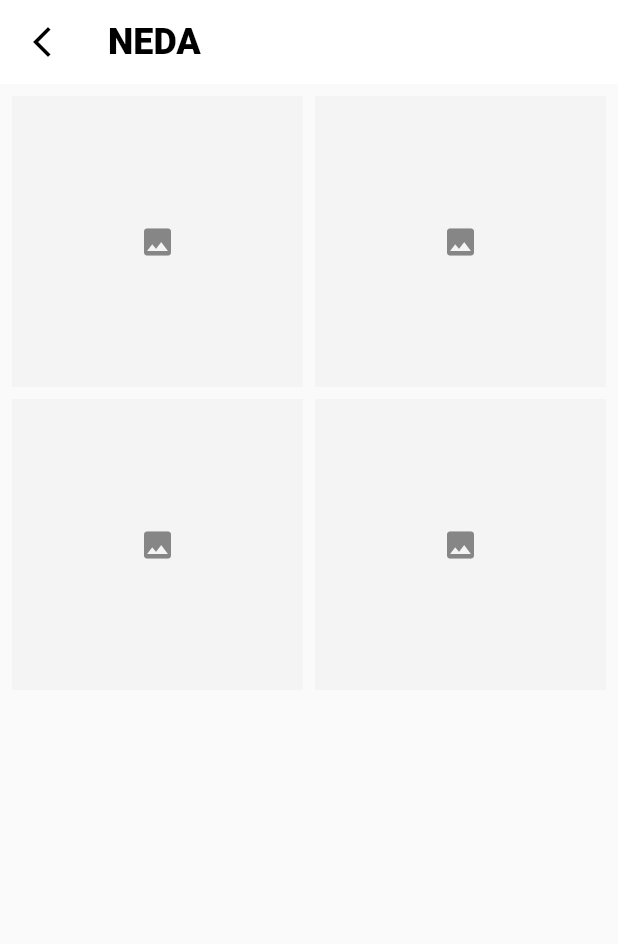
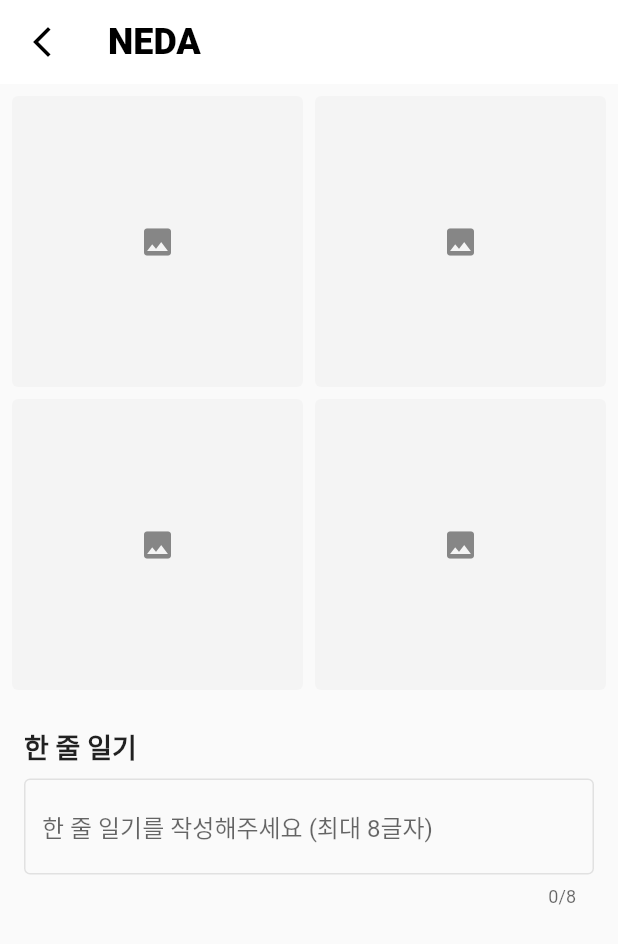
Before and after one commit to KidKim826/Flutter_Study, a Flutter app: the WriteScreen screen opened by its route, after a tap on the "image" icon, on a phone screen of 412 x 824 dp. Shown: the top 944 px of the screen. Run offline on Flutter 3.47's test engine with Material 3 defaults, Android fonts, the phone set to English and light mode, and no system bars; our stand-ins replace google_fonts, image_picker.

Commit message:
create selectImg  & input title form field

```diff
--- a/lib/main.dart
+++ b/lib/main.dart
@@ -1,6 +1,10 @@
+import 'dart:io';
+
 import 'package:flutter/material.dart';
 import 'package:google_fonts/google_fonts.dart';
 import 'dart:math' as math;
+
+import 'package:image_picker/image_picker.dart';
 void main() {
   runApp(const MyApp());
 }
@@ -172,6 +176,28 @@ class WriteScreen extends StatefulWidget {
 }
 
 class _WriteScreenState extends State<WriteScreen> {
+
+  // late 키워드 -> 초기화 필요.
+  late ValueNotifier<dynamic> selectedImgTopLeft;
+  late ValueNotifier<dynamic> selectedImgTopRight;
+  late ValueNotifier<dynamic> selectedImgBottomLeft;
+  late ValueNotifier<dynamic> selectedImgBottomRight;
+
+  // text field 변수
+  TextEditingController inputTitleController = TextEditingController();
+  final formKey = GlobalKey<FormState>(); //입력 필드 겁증용 key
+
+  // 초기화
+  @override
+  void initState() {
+    selectedImgBottomRight = ValueNotifier(null);
+    selectedImgBottomLeft = ValueNotifier(null);
+    selectedImgTopRight = ValueNotifier(null);
+    selectedImgTopLeft = ValueNotifier(null);
+
+    super.initState();
+  }
+
   @override
   Widget build(BuildContext context) {
     return Scaffold(
@@ -188,7 +214,15 @@ class _WriteScreenState extends State<WriteScreen> {
         elevation: 0,
         backgroundColor: Colors.white,
       ),
-      body: Container(
+      body:
+
+      SingleChildScrollView(
+        child: Column(
+          // 왼쪽 정렬
+          crossAxisAlignment: CrossAxisAlignment.start,
+          children: [
+            // 이미지 선택 위젯
+            Container(
               margin: EdgeInsets.all(8),
               width: double.maxFinite,
               height: MediaQuery.of(context).size.width,
@@ -200,37 +234,107 @@ class _WriteScreenState extends State<WriteScreen> {
                 ),
                 physics: const NeverScrollableScrollPhysics(), // 스크롤 막기
                 children: [
-            GestureDetector(
-              child: Container(
-                color: const Color(0xffF4F4F4),
-                child: const Icon(Icons.image, color: Color(0xff868686),),
+                  SelectImg(
+                    selectedImg: selectedImgTopLeft,
                   ),
-              onTap: (){},
+                  SelectImg(
+                    selectedImg: selectedImgTopRight,
                   ),
-            GestureDetector(
-              child: Container(
-                color: const Color(0xffF4F4F4),
-                child: const Icon(Icons.image, color: Color(0xff868686),),
+                  SelectImg(
+                    selectedImg: selectedImgBottomLeft,
                   ),
-              onTap: (){},
+                  SelectImg(
+                    selectedImg: selectedImgBottomRight,
                   ),
-            GestureDetector(
-              child: Container(
-                color: const Color(0xffF4F4F4),
-                child: const Icon(Icons.image, color: Color(0xff868686),),
+                ],
               ),
-              onTap: (){},
             ),
-            GestureDetector(
-              child: Container(
-                color: const Color(0xffF4F4F4),
-                child: const Icon(Icons.image, color: Color(0xff868686),),
+            // 텍스트 작성 필드
+            Container(
+              margin: EdgeInsets.symmetric(horizontal: 16,),
+              child: Text('한 줄 일기', style: GoogleFonts.nanumPenScript(
+                textStyle: TextStyle(fontSize: 18, fontWeight: FontWeight.w800,),
+              ),),
             ),
-              onTap: (){},
+            Container(
+              margin: EdgeInsets.symmetric(horizontal: 16, vertical: 8,),
+              child: Form(
+                key: formKey,
+                child: TextFormField(
+                  decoration: InputDecoration(
+                    hintText: '한 줄 일기를 작성해주세요 (최대 8글자)',
+                    hintStyle: GoogleFonts.nanumPenScript(fontSize: 16,),
+                    enabledBorder: OutlineInputBorder(
+                      borderSide: BorderSide(
+                        color: Color(0xffE1E1E1),
+                      )
                     ),
+                    focusedBorder: OutlineInputBorder(
+                      borderSide: BorderSide(
+                        color: Colors.black,
+                      )
+                    )
+                  ),
+                  maxLength: 8, // 최대 글자수
+                  controller: inputTitleController,
+                ),
+              ),
+            )
           ],
         ),
       ),
     );
   }
 }
+
+
+class SelectImg extends StatefulWidget {
+
+  final ValueNotifier<dynamic>? selectedImg; // 갤러리에서 새로 선택한 이미지;
+
+  const SelectImg({super.key, this.selectedImg,});
+
+  @override
+  State<SelectImg> createState() => _SelectImgState();
+}
+
+class _SelectImgState extends State<SelectImg> {
+  @override
+  Widget build(BuildContext context) {
+    return GestureDetector(
+      child: Container(
+        decoration: BoxDecoration(
+          borderRadius: BorderRadius.circular(4),
+          color: const Color(0xffF4F4F4),
+        ),
+        child: // 3항 연산자 사용.
+        widget.selectedImg?.value == null ?
+          // 선택된 이미지가 없는 경우
+          const Icon(Icons.image, color: Color(0xff868686),)
+              :
+          // 선택된 이미지가 있는 경우
+          Container(
+            height: MediaQuery.of(context).size.width,
+            child : Image.file(widget.selectedImg!.value, fit: BoxFit.cover,)
+          )
+      ),
+      onTap: () => getGelleryImage(),
+    );
+  }
+
+  void getGelleryImage() async{
+    // 갤러리에서 이미지 가지고오는 함수
+
+    var image = await ImagePicker().pickImage(source: ImageSource.gallery, imageQuality: 10,);
+
+    if(image != null) { // 이미지가 선택 된 경우
+      widget.selectedImg?.value = File(image.path);
+
+      setState(() {
+
+      });
+
+      return;
+    }
+  }
+}
--- a/pubspec.yaml
+++ b/pubspec.yaml
@@ -29,6 +29,11 @@ environment:
 # versions available, run `flutter pub outdated`.
 dependencies:
   google_fonts: ^6.2.1
+  image_picker: ^1.1.2
+  sqflite: ^2.3.0
+  flutter_localizations:
+    sdk: flutter
+  intl: 0.19.0
   flutter:
     sdk: flutter
 
```
Also changed, not shown: pubspec.lock, 1 other file. Lines whose indentation alone changed are shown as unchanged.
